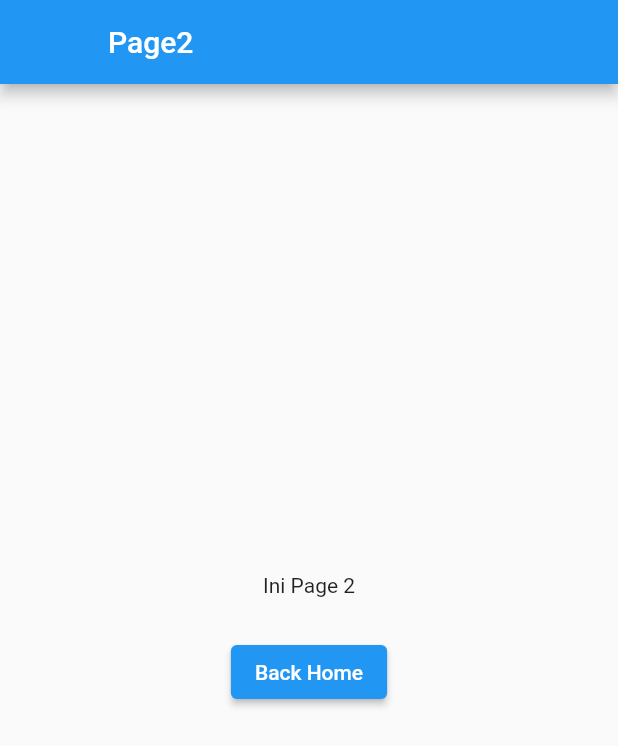
After one commit to Hayolox/latihan_flutter, a Flutter app: the screen it shows after launch, after a tap on "Next Page 1", on a phone screen of 412 x 824 dp. The commit adds this screen. Shown: the top 746 px of the screen. Run offline on Flutter 3.47's test engine with Material 2 defaults, Android fonts, the phone set to English and light mode, and no system bars; our stand-ins replace dropdown_search.

Commit message:
Navigator

```diff
--- a/lib/main.dart
+++ b/lib/main.dart
@@ -27,6 +27,7 @@ import 'widgets/dropDown.dart';
 import 'widgets/bottomNav.dart';
 import 'widgets/bottomSheet.dart';
 import 'widgets/drawer.dart';
+import 'widgets/navigator.dart';
 
 void main() {
   runApp(MyApp());
@@ -40,7 +41,7 @@ class MyApp extends StatelessWidget {
     return MaterialApp(
       debugShowCheckedModeBanner: false,
       color: Colors.teal,
-      home: HomePageDrawer(),
+      home: HomeNavigator(),
     );
   }
 }
--- /dev/null
+++ b/lib/widgets/navigator.dart
@@ -0,0 +1,55 @@
+import 'package:flutter/material.dart';
+
+class HomeNavigator extends StatelessWidget {
+  const HomeNavigator({Key? key}) : super(key: key);
+
+  @override
+  Widget build(BuildContext context) {
+    return Scaffold(
+      appBar: AppBar(
+        title: Text('HomeNavigator'),
+      ),
+      body: Center(
+        child: ElevatedButton(
+            onPressed: () {
+              Navigator.of(context).push(MaterialPageRoute(
+                builder: (context) => Page2(),
+              ));
+            },
+            child: Text('Next Page 1')),
+      ),
+    );
+  }
+}
+
+class Page2 extends StatelessWidget {
+  const Page2({Key? key}) : super(key: key);
+
+  @override
+  Widget build(BuildContext context) {
+    return Scaffold(
+      appBar: AppBar(
+        leading: SizedBox(),
+        title: Text('Page2'),
+      ),
+      body: Center(
+          child: Column(
+        mainAxisAlignment: MainAxisAlignment.center,
+        children: [
+          Text('Ini Page 2'),
+          Row(
+            mainAxisAlignment: MainAxisAlignment.center,
+            children: [
+              Padding(padding: EdgeInsets.only(top: 100)),
+              ElevatedButton(
+                  onPressed: () {
+                    Navigator.pop(context);
+                  },
+                  child: Text('Back Home')),
+            ],
+          )
+        ],
+      )),
+    );
+  }
+}
```
